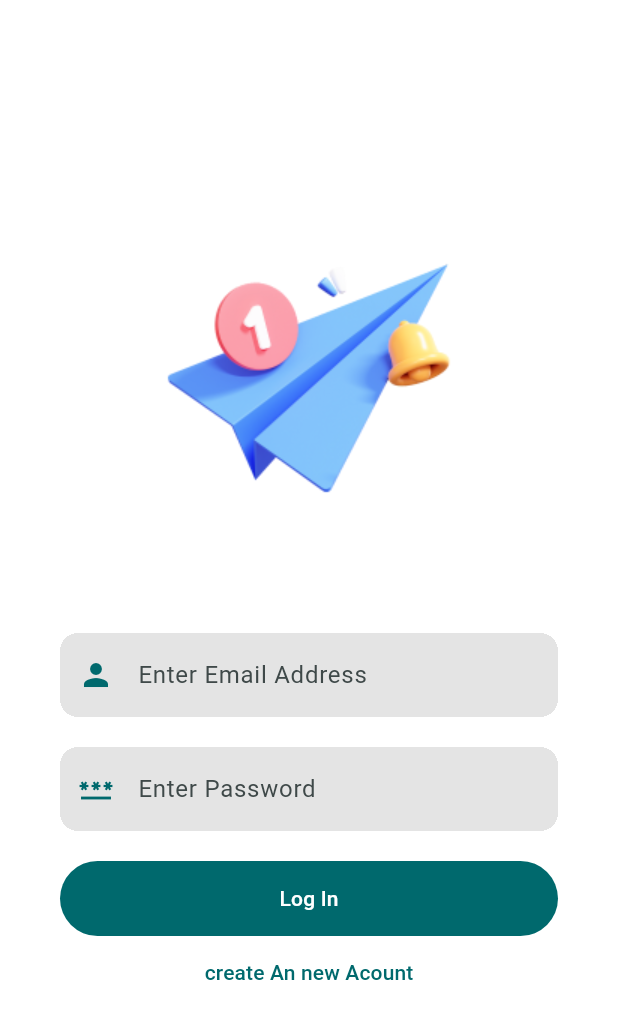
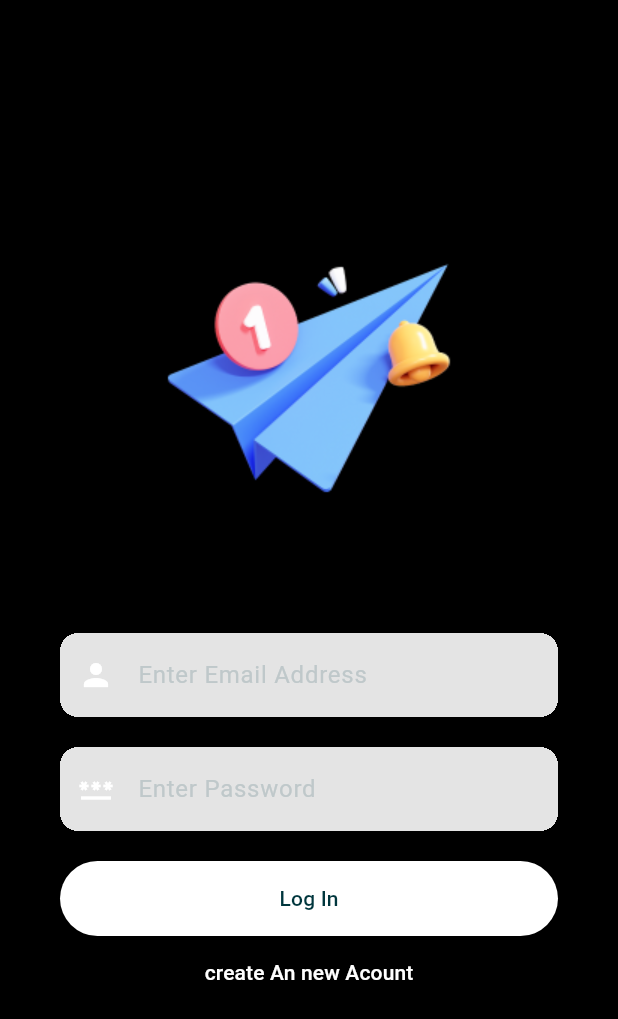
Before and after one commit to azizarrahmanmiju/Flutter-chat-app, a Flutter app: the screen it shows after launch, on a phone screen of 412 x 824 dp. Shown: the top 1019 px of the screen. Run offline on Flutter 3.47's test engine with Material 3 defaults, Android fonts, the light colour scheme and no system bars; our stand-ins replace cloud_firestore, file_picker, firebase_auth, firebase_core, firebase_storage, flutter_riverpod and 2 more; accounts and stored records are empty.

Commit message:
Theme Coustomize

```diff
--- /dev/null
+++ b/lib/Themes/themes.dart
@@ -0,0 +1,34 @@
+import 'package:flutter/material.dart';
+
+const Color lightBackgroundColor = Colors.white;
+const Color darkBackgroundColor = Colors.black;
+const Color lightPrimaryColor = Colors.black;
+const Color darkPrimaryColor = Colors.white;
+
+final ThemeData lightTheme = ThemeData(
+  brightness: Brightness.light,
+  primaryColor: lightPrimaryColor,
+  scaffoldBackgroundColor: lightBackgroundColor,
+  colorScheme: ColorScheme.fromSeed(
+    seedColor: lightPrimaryColor,
+    brightness: Brightness.light,
+    primary: lightPrimaryColor,
+    // ignore: deprecated_member_use
+    background: lightBackgroundColor,
+  ),
+  // Add other properties for light theme if needed
+);
+
+final ThemeData darkTheme = ThemeData(
+  brightness: Brightness.dark,
+  primaryColor: darkPrimaryColor,
+  scaffoldBackgroundColor: darkBackgroundColor,
+  colorScheme: ColorScheme.fromSeed(
+    seedColor: darkPrimaryColor,
+    brightness: Brightness.dark,
+    primary: darkPrimaryColor,
+    // ignore: deprecated_member_use
+    background: darkBackgroundColor,
+  ),
+  // Add other properties for dark theme if needed
+);
--- a/lib/main.dart
+++ b/lib/main.dart
@@ -1,10 +1,14 @@
+import 'package:chat_app/riverpod/theme.dart';
+import 'package:flutter/material.dart';
+
 import 'package:chat_app/Screen/Userlist.dart';
 import 'package:chat_app/Screen/auth.dart';
+import 'package:chat_app/Themes/themes.dart';
+
 import 'package:firebase_auth/firebase_auth.dart';
 import 'package:firebase_core/firebase_core.dart';
-import 'package:flutter/material.dart';
+import 'package:flutter_riverpod/flutter_riverpod.dart';
 import 'package:google_fonts/google_fonts.dart';
-
 import 'widget/firebase_options.dart';
 
 void main() async {
@@ -12,23 +16,16 @@ void main() async {
   await Firebase.initializeApp(
     options: DefaultFirebaseOptions.currentPlatform,
   );
-  runApp(MyApp());
+  runApp(ProviderScope(child: MyApp()));
 }
 
-class MyApp extends StatelessWidget {
+class MyApp extends ConsumerWidget {
   @override
-  Widget build(BuildContext context) {
+  Widget build(BuildContext context, WidgetRef ref) {
+    final theme = ref.watch(themeNotifierProvider);
     return MaterialApp(
       debugShowCheckedModeBanner: false,
-      theme: ThemeData(
-        useMaterial3: true,
-        scaffoldBackgroundColor: Colors.white,
-        colorScheme: ColorScheme.fromSeed(
-          brightness: Brightness.light,
-          seedColor: const Color.fromARGB(255, 4, 243, 252),
-        ),
-        textTheme: GoogleFonts.robotoTextTheme(),
-      ),
+      theme: theme == AppTheme.dark ? darkTheme : lightTheme,
       home: StreamBuilder(
           stream: FirebaseAuth.instance.authStateChanges(),
           builder: (cntx, snapshot) {
--- /dev/null
+++ b/lib/riverpod/theme.dart
@@ -0,0 +1,24 @@
+import 'package:flutter/material.dart';
+import 'package:flutter_riverpod/flutter_riverpod.dart';
+
+enum AppTheme {
+  light,
+  dark,
+}
+
+class ThemeNotifier extends StateNotifier<AppTheme> {
+  ThemeNotifier() : super(AppTheme.dark);
+
+  void toggleTheme() {
+    if (state == AppTheme.light) {
+      state = AppTheme.dark;
+    } else {
+      state = AppTheme.light;
+    }
+  }
+}
+
+final themeNotifierProvider =
+    StateNotifierProvider<ThemeNotifier, AppTheme>((ref) {
+  return ThemeNotifier();
+});
--- a/pubspec.yaml
+++ b/pubspec.yaml
@@ -43,6 +43,7 @@ dependencies:
   google_fonts: ^6.2.1
   lottie: ^3.1.2
   file_picker: ^8.1.3
+  flutter_riverpod: ^2.6.1
 
 dev_dependencies:
   flutter_test:
```
Also changed, not shown: lib/Screen/Userlist.dart (+22 -10 lines), lib/Screen/chat_scree.dart (+9 -14 lines), lib/riverpod/smessageid.dart (added, +13 -0 lines), lib/widget/chatbable.dart (deleted, +0 -147 lines), lib/widget/chating.dart (+42 -40 lines), lib/widget/singlelist.dart (+9 -8 lines), lib/icons/icons8-tick.svg (added), pubspec.lock.
